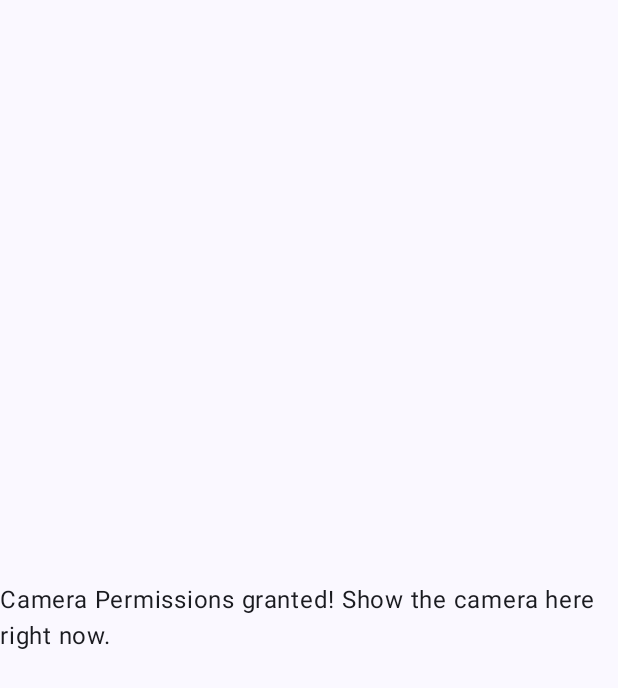
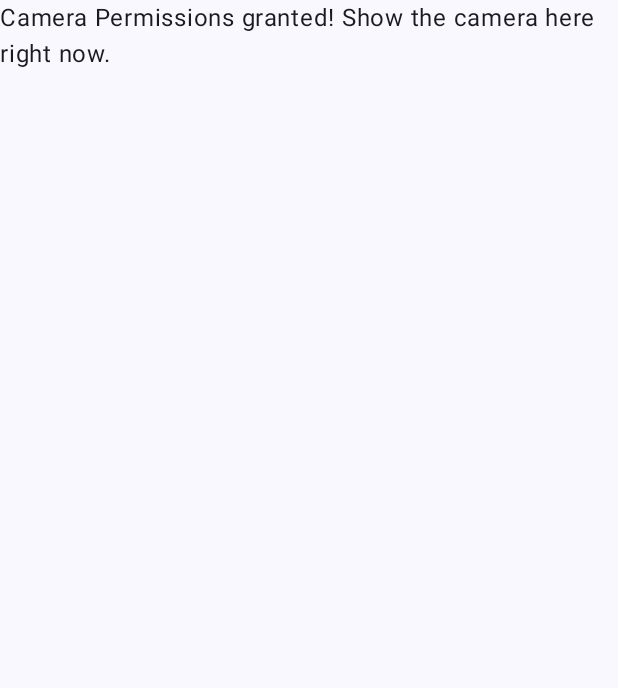
Before and after one commit to rikaHeisha/aigo, an Android app built with Jetpack Compose: the screen it shows after launch (MainActivity), after a tap on "Take Picture", on a phone screen of 412 x 824 dp. Shown: the top 688 px of the screen. Run offline under Robolectric (Android 15) with nearby library versions, the phone set to English and light mode, and no system bars.

Commit message:
Tested camera perms happy path

```diff
--- a/android/app/src/main/java/com/imashnake/aigo/MainActivity.kt
+++ b/android/app/src/main/java/com/imashnake/aigo/MainActivity.kt
@@ -9,12 +9,16 @@ import androidx.compose.foundation.layout.Box
 import androidx.compose.foundation.layout.fillMaxSize
 import androidx.compose.material3.MaterialTheme
 import androidx.compose.runtime.Composable
-import androidx.compose.ui.Alignment
+import androidx.compose.runtime.mutableStateOf
+import androidx.compose.runtime.remember
 import androidx.compose.ui.Modifier
 import androidx.navigation.compose.NavHost
 import androidx.navigation.compose.composable
 import androidx.navigation.compose.rememberNavController
+import com.google.accompanist.permissions.ExperimentalPermissionsApi
+import com.google.accompanist.permissions.rememberPermissionState
 import com.imashnake.aigo.ui.features.CameraOverlay
+import com.imashnake.aigo.ui.features.CameraPermissionDialog
 import com.imashnake.aigo.ui.features.Home
 import com.imashnake.aigo.ui.theme.AigoTheme
 
@@ -35,21 +39,42 @@ class MainActivity : ComponentActivity() {
     }
 }
 
+@OptIn(ExperimentalPermissionsApi::class)
 @Composable
 fun MainScreen(modifier: Modifier = Modifier) {
     val navController = rememberNavController()
+    val isDialogShown = remember { mutableStateOf(false) }
+    val cameraPermissionState = rememberPermissionState(
+        permission = android.Manifest.permission.CAMERA,
+        onPermissionResult = { granted ->
+            if (granted) {
+                navController.navigate(CameraOverlay)
+            } else {
+                isDialogShown.value = true
+            }
+        }
+    )
 
-    Box(
+    Box(modifier.fillMaxSize()) {
+        if (isDialogShown.value) {
+            CameraPermissionDialog(
+                permissionState = cameraPermissionState,
+                onDismiss = { isDialogShown.value = false },
+                launchRequest = cameraPermissionState::launchPermissionRequest,
+            )
+        }
+    }
+
+    NavHost(
+        navController = navController,
+        startDestination = Home,
         modifier = modifier,
-        contentAlignment = Alignment.Center,
     ) {
-        NavHost(navController, startDestination = Home) {
-            composable<Home> {
-                Home(onCameraRequested = { navController.navigate(CameraOverlay) })
-            }
-            composable<CameraOverlay> {
-                CameraOverlay()
-            }
+        composable<Home> {
+            Home(takePicture = cameraPermissionState::launchPermissionRequest)
+        }
+        composable<CameraOverlay> {
+            CameraOverlay()
         }
     }
 }
--- a/android/app/src/main/java/com/imashnake/aigo/ui/features/CameraOverlay.kt
+++ b/android/app/src/main/java/com/imashnake/aigo/ui/features/CameraOverlay.kt
@@ -1,46 +1,17 @@
 package com.imashnake.aigo.ui.features
 
-import androidx.compose.foundation.layout.Box
-import androidx.compose.foundation.layout.fillMaxSize
 import androidx.compose.material3.MaterialTheme
 import androidx.compose.material3.Text
 import androidx.compose.runtime.Composable
-import androidx.compose.ui.Alignment
 import androidx.compose.ui.Modifier
-import com.google.accompanist.permissions.ExperimentalPermissionsApi
-import com.google.accompanist.permissions.isGranted
-import com.google.accompanist.permissions.rememberPermissionState
-import com.google.accompanist.permissions.shouldShowRationale
 import kotlinx.serialization.Serializable
 
-@OptIn(ExperimentalPermissionsApi::class)
 @Composable
 fun CameraOverlay(modifier: Modifier = Modifier) {
-    val cameraPermissionState = rememberPermissionState(android.Manifest.permission.CAMERA)
-
-    Box(
-        contentAlignment = Alignment.Center,
-        modifier = modifier.fillMaxSize()
-    ) {
-        when {
-            cameraPermissionState.status.isGranted -> {
-                Text(
-                    text = "Camera Permissions granted! Show the camera here right now.",
-                    color = MaterialTheme.colorScheme.onBackground,
-                )
-            }
-            cameraPermissionState.status.shouldShowRationale -> {
-                Text(
-                    text = "The app needs to see the board!",
-                    color = MaterialTheme.colorScheme.onBackground,
-                )
-            }
-            else -> Text(
-                text = "Please grant camera permissions!",
-                color = MaterialTheme.colorScheme.onBackground,
-            )
-        }
-    }
+    Text(
+        text = "Camera Permissions granted! Show the camera here right now.",
+        color = MaterialTheme.colorScheme.onBackground,
+    )
 }
 
 @Serializable
--- a/android/app/src/main/java/com/imashnake/aigo/ui/features/Home.kt
+++ b/android/app/src/main/java/com/imashnake/aigo/ui/features/Home.kt
@@ -1,8 +1,10 @@
 package com.imashnake.aigo.ui.features
 
+import androidx.compose.foundation.layout.Arrangement
 import androidx.compose.foundation.layout.Column
 import androidx.compose.foundation.layout.fillMaxSize
 import androidx.compose.runtime.Composable
+import androidx.compose.ui.Alignment
 import androidx.compose.ui.Modifier
 import com.imashnake.aigo.R
 import com.imashnake.aigo.ui.components.AigoIconTextButton
@@ -11,13 +13,17 @@ import kotlinx.serialization.Serializable
 @Composable
 fun Home(
     modifier: Modifier = Modifier,
-    onCameraRequested: () -> Unit,
+    takePicture: () -> Unit,
 ) {
-    Column(modifier.fillMaxSize()) {
+    Column(
+        modifier = modifier.fillMaxSize(),
+        verticalArrangement = Arrangement.Center,
+        horizontalAlignment = Alignment.CenterHorizontally,
+    ) {
         AigoIconTextButton(
             drawable = R.drawable.photo_camera,
             text = "Take Picture",
-            onClick = onCameraRequested
+            onClick = takePicture
         )
         AigoIconTextButton(R.drawable.round_image, "Pick Image")
     }
```
Also changed, not shown: android/app/src/main/java/com/imashnake/aigo/ui/components/Dialog.kt (added, +44 -0 lines), android/app/src/main/java/com/imashnake/aigo/ui/features/CameraPermissionDialog.kt (added, +42 -0 lines).
